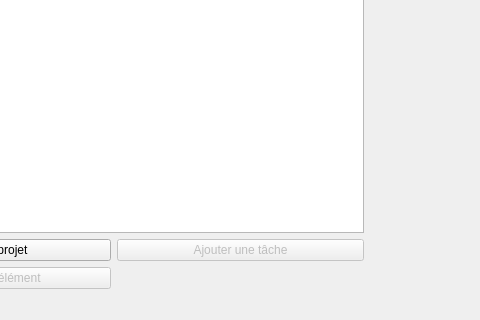
First picture: the form in Code source/ProjectCalendar/projectcalendar.ui, repository SteveLagache/LO21-ProjectCalendarV2, before the edit; both pictures show x 611 to 1091 and y 610 to 930 of the 1203 by 930 pixel window.
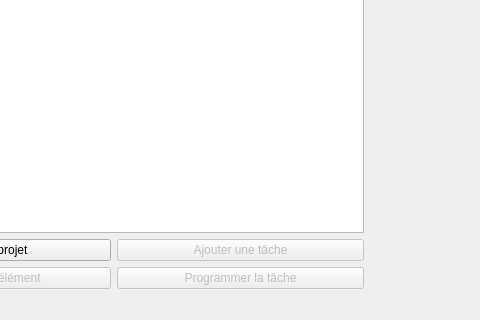
Second picture: the form after the edit.

Commit message: Ajout button programmerTache

What changed in the file:
```diff
--- a/Code source/ProjectCalendar/projectcalendar.ui
+++ b/Code source/ProjectCalendar/projectcalendar.ui
@@ -91,6 +91,16 @@
           </property>
          </widget>
         </item>
+        <item row="3" column="1">
+         <widget class="QPushButton" name="buttonProgrammer">
+          <property name="enabled">
+           <bool>false</bool>
+          </property>
+          <property name="text">
+           <string>Programmer la tâche</string>
+          </property>
+         </widget>
+        </item>
        </layout>
       </item>
      </layout>
```
The commit also changes 3 other files.
